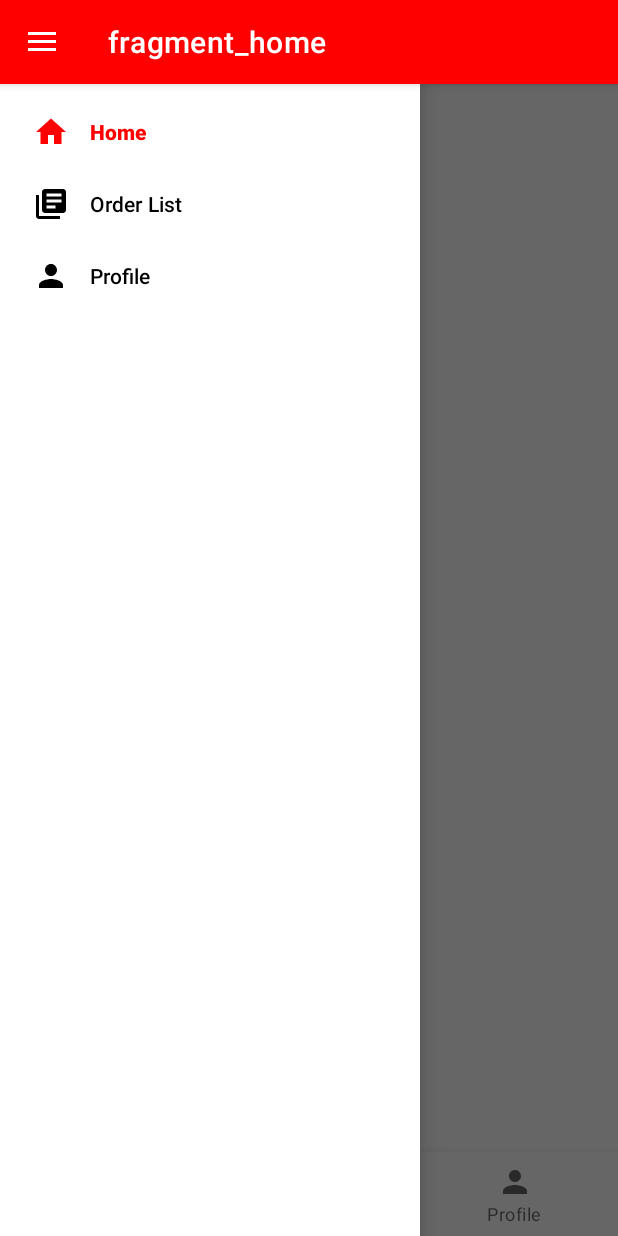
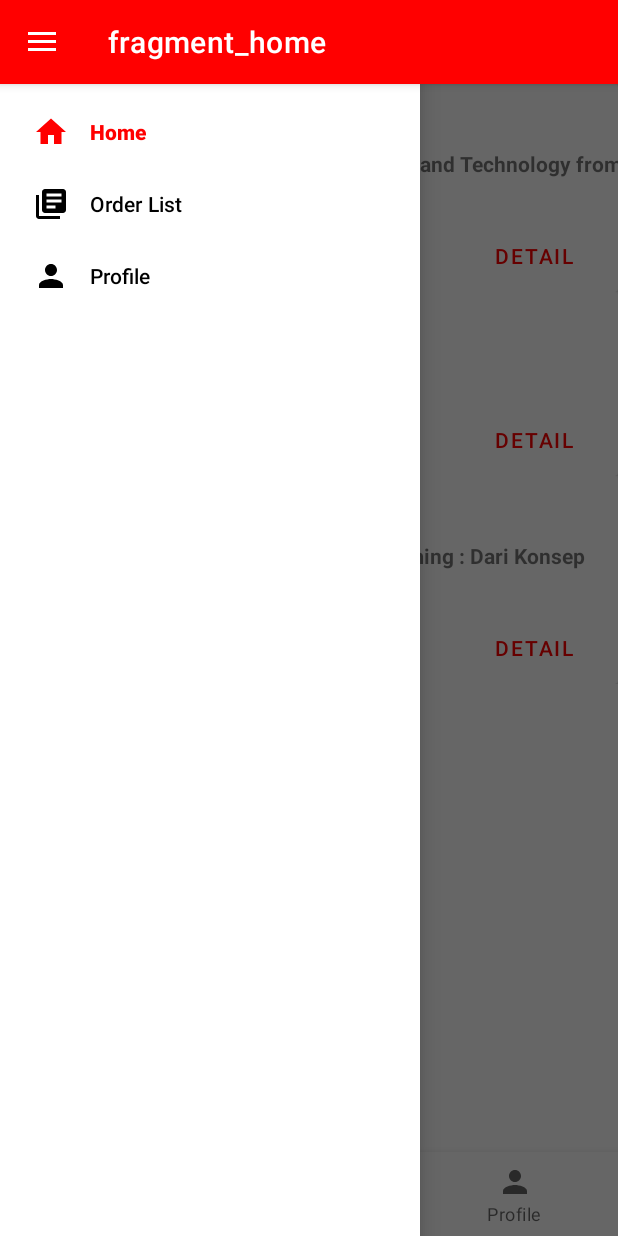
Before and after one commit to NatasyaTanjaya8/Adv160420053_UbayaLibrary, an Android app: the HomeFragment screen opened directly, with no data from a screen before it, with the side drawer open, on a phone screen of 412 x 824 dp. Run offline under Robolectric (Android 15) with nearby library versions, the phone set to English and light mode, and no system bars; our stand-ins replace navigation-ui.

Commit message:
21 April 2023 17:49 WIB

```diff
--- a/app/src/main/java/com/natasya/s160420053_ubayalibrary/view/HomeFragment.kt
+++ b/app/src/main/java/com/natasya/s160420053_ubayalibrary/view/HomeFragment.kt
@@ -5,9 +5,18 @@ import androidx.fragment.app.Fragment
 import android.view.LayoutInflater
 import android.view.View
 import android.view.ViewGroup
+import androidx.lifecycle.Observer
+import androidx.lifecycle.ViewModelProvider
+import androidx.lifecycle.get
+import androidx.recyclerview.widget.LinearLayoutManager
 import com.natasya.s160420053_ubayalibrary.R
+import com.natasya.s160420053_ubayalibrary.viewmodel.ListViewModel
+import kotlinx.android.synthetic.main.fragment_home.*
 
 class HomeFragment : Fragment() {
+    private lateinit var viewModel:ListViewModel
+    private var bookListAdapter = BookListAdapter(arrayListOf())
+
     override fun onCreateView(
         inflater: LayoutInflater, container: ViewGroup?,
         savedInstanceState: Bundle?
@@ -15,4 +24,37 @@ class HomeFragment : Fragment() {
         // Inflate the layout for this fragment
         return inflater.inflate(R.layout.fragment_home, container, false)
     }
+
+    override fun onViewCreated(view: View, savedInstanceState: Bundle?) {
+        super.onViewCreated(view, savedInstanceState)
+        viewModel = ViewModelProvider(this).get(ListViewModel::class.java)
+        viewModel.refresh()
+        recView.layoutManager = LinearLayoutManager(context)
+        recView.adapter = bookListAdapter
+        observeViewModel()
+    }
+
+    fun observeViewModel(){
+        viewModel.booksLD.observe(viewLifecycleOwner, Observer {
+            bookListAdapter.updateBookList(it)
+        })
+        viewModel.bookLoadError.observe(viewLifecycleOwner, Observer {
+            if (it == true){
+                txtError.visibility = View.VISIBLE
+            }
+            else{
+                txtError.visibility = View.GONE
+            }
+        })
+        viewModel.loadingLD.observe(viewLifecycleOwner, Observer {
+            if (it == true){
+                recView.visibility = View.GONE
+                progressLoad.visibility = View.VISIBLE
+            }
+            else{
+                recView.visibility = View.VISIBLE
+                progressLoad.visibility = View.GONE
+            }
+        })
+    }
 }
--- a/app/src/main/java/com/natasya/s160420053_ubayalibrary/viewmodel/ListViewModel.kt
+++ b/app/src/main/java/com/natasya/s160420053_ubayalibrary/viewmodel/ListViewModel.kt
@@ -13,5 +13,9 @@ class ListViewModel:ViewModel() {
         var book1 = Book("9781592536382", "1000 Products Designs : Forms, Function, and Technology from Around the World", "Desain produk telah berubah secara dramatis dalam beberapa tahun terakhir karena semuanya, mulai dari komputer hingga microwave hingga pemutar MP3, menjadi lebih ringkas dan lebih bertenaga", "Eric Chan", "Massachusetts : Rockport", "1 November 2010", "https://digilib.ubaya.ac.id/img_link/pustaka/227502.jpg")
         var book2 = Book("9780618397747", "Academic Word Power", "Setiap buku di Academic Word Power 1-4 berfokus pada 140 kelompok kata dari Academic Word List, yang memungkinkan instruktur untuk tidak menebak-nebak dalam memilih kosakata mana yang paling diperlukan untuk mendorong ESL, Developmental English, dan siswa sekolah menengah menuju perguruan tinggi membaca yang sukses buku teks", "Pat Bull", "Boston : Heinle-Cengage", "20 Juli 2003", "https://digilib.ubaya.ac.id/img_link/pustaka/216438.jpg")
         var book3 = Book("9786027624801", "Amazing NLP : Neuro Linguistic Programming : Dari Konsep Hingga Teknik", "Sejak kemunculannya di era 70-an, NLP telah mengalami banyak perkembangan. NLP mampu menjadi seperangkat alat jitu yang berfungsi untuk memprogram pikiran supaya dapat berkembang dan sukses", "Annie Sailendra", "Yogyakarta : Bhanafa Publ", "15 Mei 2017", "https://digilib.ubaya.ac.id/img_link/pustaka/251658.jpg")
+        var bookList:ArrayList<Book> = arrayListOf<Book>(book1, book2, book3)
+        booksLD.value = bookList
+        bookLoadError.value = false
+        loadingLD.value = false
     }
 }
--- a/app/src/main/res/layout/book_list_item.xml
+++ b/app/src/main/res/layout/book_list_item.xml
@@ -49,11 +49,11 @@
                 style="@style/Widget.MaterialComponents.Button.TextButton"
                 android:layout_width="wrap_content"
                 android:layout_height="wrap_content"
+                android:layout_marginTop="12dp"
                 android:layout_marginEnd="12dp"
-                android:layout_marginBottom="12dp"
                 android:text="Detail"
-                app:layout_constraintBottom_toBottomOf="parent"
-                app:layout_constraintEnd_toEndOf="parent" />
+                app:layout_constraintEnd_toEndOf="parent"
+                app:layout_constraintTop_toBottomOf="@+id/txtJudul" />
         </androidx.constraintlayout.widget.ConstraintLayout>
     </androidx.cardview.widget.CardView>
 </androidx.constraintlayout.widget.ConstraintLayout>
```
Also changed, not shown: app/src/main/java/com/natasya/s160420053_ubayalibrary/view/BookDetailFragment.kt (+30 -0 lines), app/src/main/java/com/natasya/s160420053_ubayalibrary/viewmodel/DetailViewModel.kt (added, +13 -0 lines).
